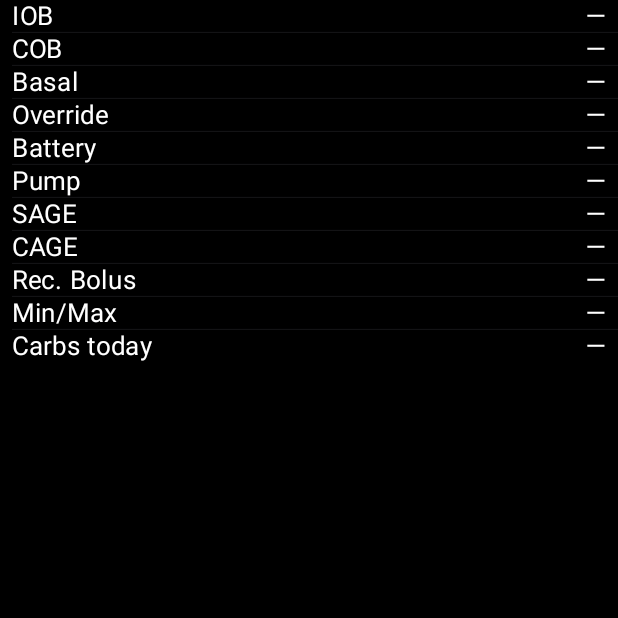
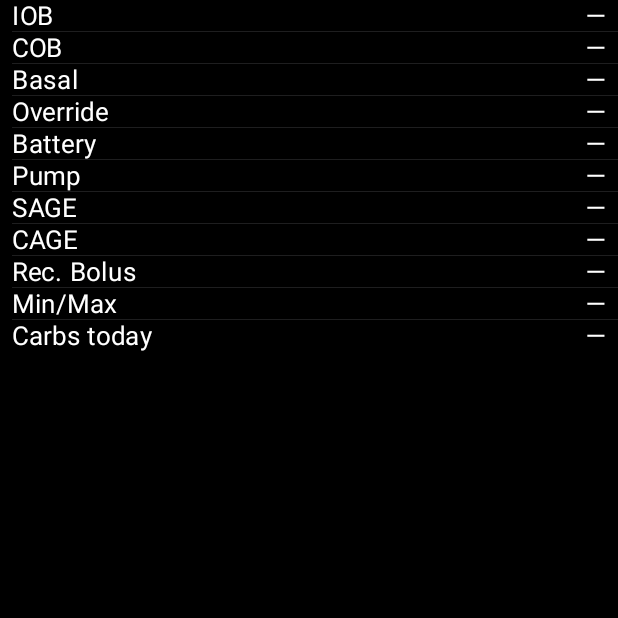
Before and after one commit to loopandlearn/LoopFollowAndroid, an Android app built with Jetpack Compose: the composable InfoTable shown on its own in the app's theme, on a phone screen of 412 x 824 dp, the top half of it. Run offline under Robolectric (Android 15) with nearby library versions, the phone set to English and light mode, and no system bars; 1 statement that could not run was skipped.

Commit message:
Scroll the info table row by row
When scrolling ends, the info table settles with a row at its top edge, a row that only partly fits is hidden until the next scroll, and space below the last row lets the end of the table stop the same way. Row separators are drawn inside each row's bottom edge. Version 8.0.13.

```diff
--- a/app/build.gradle.kts
+++ b/app/build.gradle.kts
@@ -8,7 +8,7 @@ plugins {
 }
 
 // The release version. versionCode grows with it (1.2.3 -> 10203), so every release installs over the one before.
-val lfVersion = "8.0.12"
+val lfVersion = "8.0.13"
 val lfVersionCode = lfVersion.split(".").map { it.toInt() }.let { (major, minor, patch) -> major * 10000 + minor * 100 + patch }
 
 // A second or third LoopFollow next to the first one, each with its own settings: -PlfAppSuffix=Second gives the
--- a/app/src/main/java/com/loopandlearn/loopfollow/ui/home/HomeScreen.kt
+++ b/app/src/main/java/com/loopandlearn/loopfollow/ui/home/HomeScreen.kt
@@ -32,6 +32,18 @@ import androidx.compose.material3.HorizontalDivider
 import androidx.compose.material3.Text
 import androidx.compose.material3.pulltorefresh.PullToRefreshBox
 import androidx.compose.runtime.Composable
+import androidx.compose.runtime.rememberUpdatedState
+import androidx.compose.ui.platform.LocalDensity
+import androidx.compose.ui.layout.onSizeChanged
+import androidx.compose.ui.graphics.drawscope.clipRect
+import androidx.compose.ui.draw.drawWithContent
+import androidx.compose.runtime.snapshotFlow
+import androidx.compose.runtime.mutableStateMapOf
+import androidx.compose.runtime.mutableIntStateOf
+import androidx.compose.runtime.LaunchedEffect
+import androidx.compose.animation.core.tween
+import androidx.compose.animation.core.animateFloatAsState
+import androidx.compose.animation.core.FastOutSlowInEasing
 import androidx.compose.runtime.getValue
 import androidx.compose.runtime.mutableStateOf
 import androidx.compose.runtime.remember
@@ -42,6 +54,7 @@ import androidx.compose.ui.Modifier
 import androidx.compose.ui.unit.Constraints
 import androidx.compose.ui.layout.Layout
 import androidx.compose.ui.draw.shadow
+import androidx.compose.ui.geometry.Offset
 import androidx.compose.ui.graphics.Color
 import androidx.compose.ui.text.font.FontWeight
 import androidx.compose.ui.text.style.TextAlign
@@ -292,18 +305,104 @@ fun InfoTable(modifier: Modifier = Modifier) {
         if (snap == null) tableData[item.type.ordinal] else snap.rows[item.type].let { InfoData(item.type, it?.value ?: "", it?.numericValue) }
     }
 
-    Column(modifier.then(if (snapshot != null) Modifier.retroCard() else Modifier).verticalScroll(rememberScrollState())) {
-        if (tzEnabled) {
-            InfoRow("Time Zone", tzId, null)
-            HorizontalDivider(thickness = 0.5.dp, color = colors.separator, modifier = Modifier.padding(start = 8.dp))
-        }
-        rows.forEachIndexed { index, row ->
-            InfoRow(row.type.displayName, row.value, valueColor(row, items))
-            if (index < rows.size - 1) {
-                HorizontalDivider(thickness = 0.5.dp, color = colors.separator, modifier = Modifier.padding(start = 8.dp))
+    val keys = (if (tzEnabled) listOf(TIME_ZONE_ROW) else emptyList()) + rows.map { it.type.ordinal }
+    val rowHeights = remember { mutableStateMapOf<Int, Int>() }
+    val heights = keys.map { rowHeights[it] ?: 0 }
+    val currentHeights by rememberUpdatedState(heights)
+    val scroll = rememberScrollState()
+    var viewportHeight by remember { mutableIntStateOf(0) }
+    val bottomTolerance = with(LocalDensity.current) { INFO_ROW_BOTTOM_TOLERANCE.roundToPx() }
+
+    // When scrolling ends, the nearest row boundary is brought to the top edge.
+    LaunchedEffect(scroll) {
+        snapshotFlow { scroll.isScrollInProgress }.collect { scrolling ->
+            if (!scrolling) {
+                val target = nearestRowTop(currentHeights.takeIf { it.all { h -> h > 0 } } ?: return@collect, scroll.value)
+                if (target != scroll.value) scroll.animateScrollTo(target.coerceIn(0, scroll.maxValue))
             }
         }
     }
+
+    val visible = if (scroll.isScrollInProgress) null else wholeRows(heights, scroll.value, viewportHeight, bottomTolerance)
+    val clipTop by animateFloatAsState(visible?.first?.toFloat() ?: 0f, tween(150, easing = FastOutSlowInEasing), label = "infoClipTop")
+    val clipBottom by animateFloatAsState(visible?.last?.toFloat() ?: viewportHeight.toFloat(), tween(150, easing = FastOutSlowInEasing), label = "infoClipBottom")
+    val endSpace = endSpace(heights, viewportHeight, bottomTolerance)
+
+    Column(
+        modifier
+            .then(if (snapshot != null) Modifier.retroCard() else Modifier)
+            .onSizeChanged { viewportHeight = it.height }
+            .drawWithContent { clipRect(top = clipTop, bottom = clipBottom) { this@drawWithContent.drawContent() } }
+            .verticalScroll(scroll),
+    ) {
+        keys.forEachIndexed { index, key ->
+            val separator = index < keys.size - 1
+            // The separator is drawn inside the row's bottom edge, so a row at the top edge shows none of the row above.
+            Box(
+                Modifier
+                    .onSizeChanged { rowHeights[key] = it.height }
+                    .drawWithContent {
+                        drawContent()
+                        if (separator) {
+                            val y = size.height - 0.5f
+                            drawLine(colors.separator, Offset(8.dp.toPx(), y), Offset(size.width, y), strokeWidth = 1f)
+                        }
+                    },
+            ) {
+                if (key == TIME_ZONE_ROW) {
+                    InfoRow("Time Zone", tzId, null)
+                } else {
+                    val row = rows[index - (if (tzEnabled) 1 else 0)]
+                    InfoRow(row.type.displayName, row.value, valueColor(row, items))
+                }
+            }
+        }
+        if (endSpace > 0) Spacer(Modifier.height(with(LocalDensity.current) { endSpace.toDp() }))
+    }
+}
+
+private const val TIME_ZONE_ROW = -1
+
+/** How much of a row's bottom edge may be cut off while it still counts as whole; the text sits above it. */
+private val INFO_ROW_BOTTOM_TOLERANCE = 3.dp
+
+/** The row boundary closest to [offset]. */
+private fun nearestRowTop(heights: List<Int>, offset: Int): Int {
+    var top = 0
+    for (height in heights) {
+        if (offset < top + height / 2) return top
+        top += height
+    }
+    return top
+}
+
+/** Space below the last row so that the end of the table also stops with a row at the top edge. */
+private fun endSpace(heights: List<Int>, viewport: Int, tolerance: Int): Int {
+    if (viewport <= 0 || heights.any { it <= 0 } || heights.sum() <= viewport) return 0
+    var fitting = 0
+    for (height in heights.asReversed()) {
+        if (fitting + height > viewport + tolerance) break
+        fitting += height
+    }
+    return (viewport - fitting).coerceAtLeast(0)
+}
+
+/** The part of the viewport, from its top edge, covered by rows that fit whole; null shows everything. */
+private fun wholeRows(heights: List<Int>, offset: Int, viewport: Int, tolerance: Int): IntRange? {
+    if (viewport <= 0 || heights.any { it <= 0 }) return null
+    var top = 0
+    var first: Int? = null
+    var last: Int? = null
+    for (height in heights) {
+        val bottom = top + height
+        if (top >= offset && bottom <= offset + viewport + tolerance) {
+            if (first == null) first = top
+            last = bottom
+        }
+        top = bottom
+    }
+    if (first == null || last == null) return null
+    return (first - offset)..(last - offset)
 }
 
 @Composable
```
